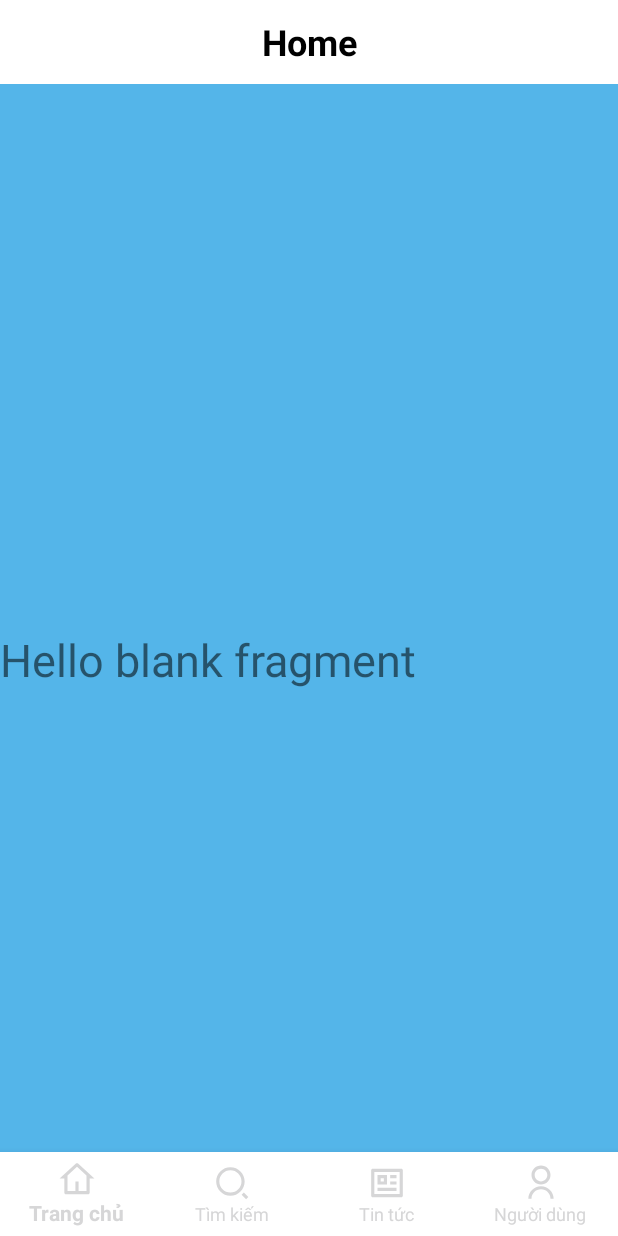
After one commit to khnam1910/DrinkTutorial, an Android app: the fragment HomeFragment placed in its activity, on a phone screen of 412 x 824 dp. The commit adds this screen. Run offline under Robolectric (Android 15) with nearby library versions, the phone set to English and light mode, and no system bars.

Commit message:
add fragment

```diff
--- /dev/null
+++ b/app/src/main/java/com/example/drinktutorial/View/HomeFragment.java
@@ -0,0 +1,66 @@
+package com.example.drinktutorial.View;
+
+import android.os.Bundle;
+
+import androidx.fragment.app.Fragment;
+
+import android.view.LayoutInflater;
+import android.view.View;
+import android.view.ViewGroup;
+
+import com.example.drinktutorial.R;
+
+/**
+ * A simple {@link Fragment} subclass.
+ * Use the {@link HomeFragment#newInstance} factory method to
+ * create an instance of this fragment.
+ */
+public class HomeFragment extends Fragment {
+
+    // TODO: Rename parameter arguments, choose names that match
+    // the fragment initialization parameters, e.g. ARG_ITEM_NUMBER
+    private static final String ARG_PARAM1 = "param1";
+    private static final String ARG_PARAM2 = "param2";
+
+    // TODO: Rename and change types of parameters
+    private String mParam1;
+    private String mParam2;
+
+    public HomeFragment() {
+        // Required empty public constructor
+    }
+
+    /**
+     * Use this factory method to create a new instance of
+     * this fragment using the provided parameters.
+     *
+     * @param param1 Parameter 1.
+     * @param param2 Parameter 2.
+     * @return A new instance of fragment HomeFragment.
+     */
+    // TODO: Rename and change types and number of parameters
+    public static HomeFragment newInstance(String param1, String param2) {
+        HomeFragment fragment = new HomeFragment();
+        Bundle args = new Bundle();
+        args.putString(ARG_PARAM1, param1);
+        args.putString(ARG_PARAM2, param2);
+        fragment.setArguments(args);
+        return fragment;
+    }
+
+    @Override
+    public void onCreate(Bundle savedInstanceState) {
+        super.onCreate(savedInstanceState);
+        if (getArguments() != null) {
+            mParam1 = getArguments().getString(ARG_PARAM1);
+            mParam2 = getArguments().getString(ARG_PARAM2);
+        }
+    }
+
+    @Override
+    public View onCreateView(LayoutInflater inflater, ViewGroup container,
+                             Bundle savedInstanceState) {
+        // Inflate the layout for this fragment
+        return inflater.inflate(R.layout.fragment_home, container, false);
+    }
+}
--- a/app/src/main/java/com/example/drinktutorial/View/MainActivity.java
+++ b/app/src/main/java/com/example/drinktutorial/View/MainActivity.java
@@ -1,18 +1,95 @@
 package com.example.drinktutorial.View;
 
 import android.os.Bundle;
+import android.view.MenuItem;
+import android.widget.FrameLayout;
+import android.widget.TextView;
+import android.widget.Toast;
+
 
 import androidx.activity.EdgeToEdge;
+import androidx.annotation.NonNull;
+import androidx.appcompat.app.ActionBar;
 import androidx.appcompat.app.AppCompatActivity;
+import androidx.appcompat.widget.Toolbar;
+import androidx.fragment.app.Fragment;
+import androidx.fragment.app.FragmentManager;
+import androidx.fragment.app.FragmentTransaction;
 
 import com.example.drinktutorial.R;
+import com.google.android.material.bottomnavigation.BottomNavigationItemView;
+import com.google.android.material.bottomnavigation.BottomNavigationView;
 
 public class MainActivity extends AppCompatActivity {
+
+    BottomNavigationView bottomNavigationView;
+    FrameLayout frameLayout;
+    TextView tvTitle;
 
     @Override
     protected void onCreate(Bundle savedInstanceState) {
         super.onCreate(savedInstanceState);
         EdgeToEdge.enable(this);
         setContentView(R.layout.activity_main);
+        addControls();
+        addEvents();
+
+    }
+
+    public void addControls()
+    {
+        bottomNavigationView = (BottomNavigationView) findViewById(R.id.bottomNavigation);
+        frameLayout = (FrameLayout)findViewById(R.id.fragmentLoad);
+        tvTitle =(TextView) findViewById(R.id.tvTitle);
+
+    }
+
+    public void addEvents()
+    {
+        bottomNavigationView.setOnNavigationItemSelectedListener(new BottomNavigationView.OnNavigationItemSelectedListener() {
+            @Override
+            public boolean onNavigationItemSelected(@NonNull MenuItem item) {
+                if(R.id.btnHome == item.getItemId())
+                {
+                    loadFragment(new HomeFragment());
+                    Toast.makeText(MainActivity.this, "2", Toast.LENGTH_SHORT).show();
+                    tvTitle.setText("Trang chủ");
+                    return true;
+                }
+                if(R.id.btnSearch == item.getItemId())
+                {
+                    loadFragment(new SearchFragment());
+//                    actionBar.setTitle("Home");
+                    tvTitle.setText("Tìm kiếm");
+
+
+                    return true;
+                }
+                if(R.id.btnNews == item.getItemId())
+                {
+                    loadFragment(new NewsFragment());
+//                    actionBar.setTitle("Home");
+                    tvTitle.setText("Tin tức");
+
+                    return true;
+                }
+                if(R.id.btnUser == item.getItemId())
+                {
+                    loadFragment(new UserFragment());
+//                    actionBar.setTitle("Home");
+                    tvTitle.setText("Người dùng");
+                    return true;
+                }
+                return false;
+            }
+        });
+    }
+
+    public void loadFragment(Fragment fragment)
+    {
+        FragmentManager fm = getSupportFragmentManager();
+        FragmentTransaction ft =fm.beginTransaction();
+        ft.replace(R.id.fragmentLoad,fragment);
+        ft.commit();
     }
 }
--- a/app/src/main/res/layout/activity_main.xml
+++ b/app/src/main/res/layout/activity_main.xml
@@ -5,19 +5,47 @@
     android:id="@+id/main"
     android:layout_width="match_parent"
     android:layout_height="match_parent"
-    android:background="@color/bgColor"
+    android:fitsSystemWindows="true"
+    android:background="@color/white"
     tools:context=".View.MainActivity">
 
+    <androidx.appcompat.widget.Toolbar
+        android:id="@+id/toolbar"
+        android:layout_width="0dp"
+        android:layout_height="wrap_content"
+        android:background="@color/white"
+        android:minHeight="?attr/actionBarSize"
+        android:theme="?attr/actionBarTheme"
+        app:layout_constraintTop_toTopOf="parent"
+        app:layout_constraintLeft_toLeftOf="parent"
+        app:layout_constraintRight_toRightOf="parent">
+
+        <TextView
+            android:id="@+id/tvTitle"
+            android:layout_width="wrap_content"
+            android:layout_height="wrap_content"
+            android:layout_gravity="center"
+            android:text="Home"
+            android:textColor="@android:color/black"
+            android:textSize="24sp"
+            android:textStyle="bold" />
+
+    </androidx.appcompat.widget.Toolbar>
 
     <FrameLayout
         android:id="@+id/fragmentLoad"
-        android:layout_width="match_parent"
-        android:layout_height="match_parent">
+        android:layout_width="0dp"
+        android:layout_height="0dp"
+        android:background="@color/bgColor"
+        app:layout_constraintTop_toBottomOf="@id/toolbar"
+        app:layout_constraintBottom_toBottomOf="parent"
+        app:layout_constraintLeft_toLeftOf="parent"
+        app:layout_constraintRight_toRightOf="parent">
 
         <com.google.android.material.bottomnavigation.BottomNavigationView
             android:id="@+id/bottomNavigation"
             android:layout_width="match_parent"
-            android:layout_height="95dp"
+            android:layout_height="wrap_content"
             android:layout_gravity="bottom"
             android:background="@color/white"
             app:itemHorizontalTranslationEnabled="true"
@@ -26,6 +54,7 @@
             app:itemTextColor="@color/bottom_navigation_color"
             app:labelVisibilityMode="labeled"
             app:menu="@menu/bottom_navigation" />
+
     </FrameLayout>
 
 </androidx.constraintlayout.widget.ConstraintLayout>
--- /dev/null
+++ b/app/src/main/res/layout/fragment_home.xml
@@ -0,0 +1,16 @@
+<?xml version="1.0" encoding="utf-8"?>
+<FrameLayout xmlns:android="http://schemas.android.com/apk/res/android"
+    xmlns:tools="http://schemas.android.com/tools"
+    android:layout_width="match_parent"
+    android:layout_height="match_parent"
+    tools:context=".View.HomeFragment">
+
+    <!-- TODO: Update blank fragment layout -->
+    <TextView
+        android:layout_width="match_parent"
+        android:layout_height="match_parent"
+        android:text="@string/hello_blank_fragment"
+        android:gravity="center_vertical"
+        android:textSize="30sp"/>
+
+</FrameLayout>
--- a/app/src/main/res/values/strings.xml
+++ b/app/src/main/res/values/strings.xml
@@ -1,3 +1,5 @@
 <resources>
     <string name="app_name">DrinkTutorial</string>
+    <!-- TODO: Remove or change this placeholder text -->
+    <string name="hello_blank_fragment">Hello blank fragment</string>
 </resources>
--- a/app/src/main/res/values/themes.xml
+++ b/app/src/main/res/values/themes.xml
@@ -1,8 +1,7 @@
 <resources xmlns:tools="http://schemas.android.com/tools">
     <!-- Base application theme. -->
-    <style name="Base.Theme.DrinkTutorial" parent="Theme.Material3.DayNight.NoActionBar">
+    <style name="Base.Theme.DrinkTutorial" parent="Theme.AppCompat.DayNight.NoActionBar">
         <!-- Customize your light theme here. -->
-        <!-- <item name="colorPrimary">@color/my_light_primary</item> -->
     </style>
 
     <style name="Theme.DrinkTutorial" parent="Base.Theme.DrinkTutorial" />
```
Also changed, not shown: app/src/main/java/com/example/drinktutorial/View/NewsFragment.java (added, +66 -0 lines), app/src/main/java/com/example/drinktutorial/View/SearchFragment.java (added, +66 -0 lines), app/src/main/java/com/example/drinktutorial/View/UserFragment.java (added, +66 -0 lines), app/src/main/res/layout/fragment_news.xml (added, +14 -0 lines), app/src/main/res/layout/fragment_search.xml (added, +14 -0 lines), app/src/main/res/layout/fragment_user.xml (added, +14 -0 lines).
